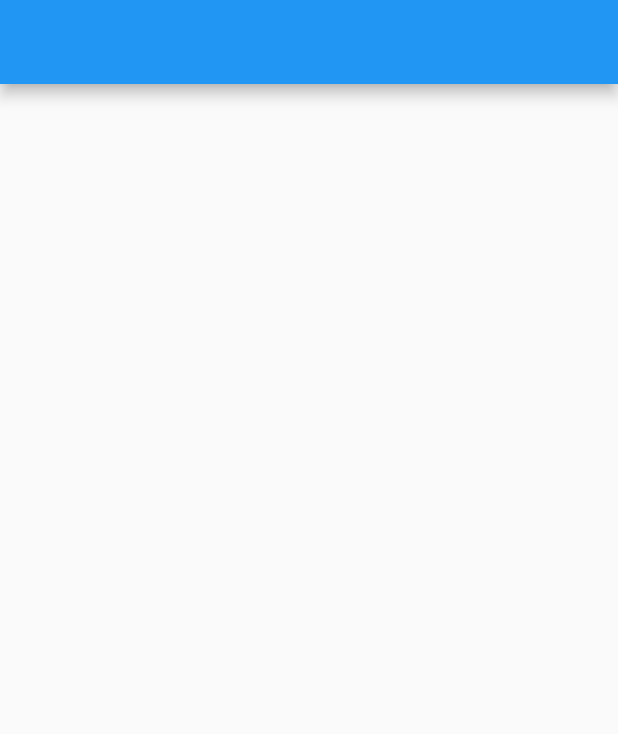
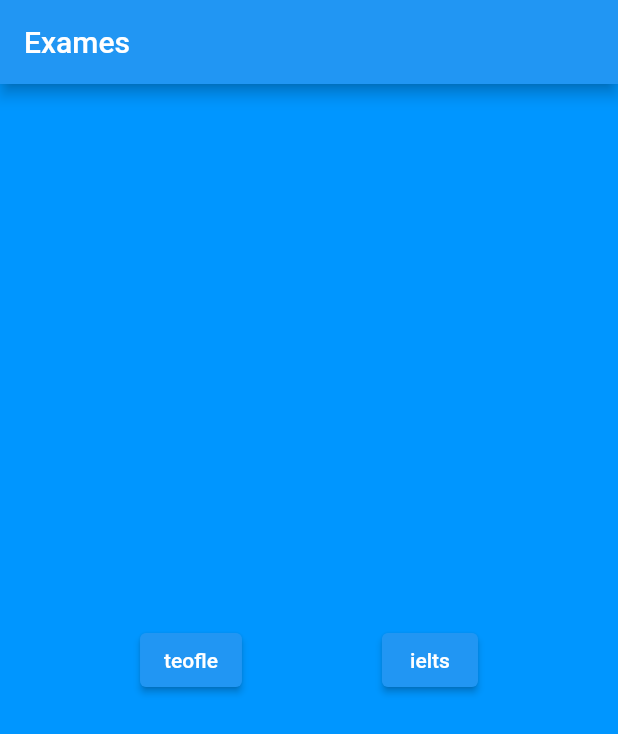
Before and after one commit to amalm9479/exames_app, a Flutter app: the screen it shows after launch, on a phone screen of 412 x 824 dp. Shown: the top 734 px of the screen. Run offline on Flutter 3.47's test engine with Material 2 defaults, Android fonts, the phone set to English and light mode, and no system bars.

Commit message:
create ielts and toefl 2

```diff
--- a/exames_app/lib/main.dart
+++ b/exames_app/lib/main.dart
@@ -1,5 +1,6 @@
 import 'package:flutter/material.dart';
 
+// ignore_for_file: prefer_const_constructors
 void main() {
   runApp(const MyApp());
 }
@@ -11,7 +12,34 @@ class MyApp extends StatelessWidget {
   Widget build(BuildContext context) {
     return MaterialApp(
       home: Scaffold(
-        appBar: AppBar(),
+        appBar: AppBar(
+          title: Text("Exames"),
+        ),
+        body: Container(
+          width: double.infinity,
+          height: double.infinity,
+          decoration: BoxDecoration(
+              image: DecorationImage(
+                  image: AssetImage("images/background.png"),
+                  fit: BoxFit.cover)),
+          child: Row(
+            mainAxisAlignment: MainAxisAlignment.spaceEvenly,
+            children: [
+              ElevatedButton(
+                child: Text("teofle"),
+                onPressed: () {
+                  print("button");
+                },
+              ),
+              ElevatedButton(
+                child: Text("ielts"),
+                onPressed: () {
+                  print("ielts");
+                },
+              )
+            ],
+          ),
+        ),
       ),
     );
   }
--- a/exames_app/pubspec.yaml
+++ b/exames_app/pubspec.yaml
@@ -58,8 +58,8 @@ flutter:
   uses-material-design: true
 
   # To add assets to your application, add an assets section, like this:
-  # assets:
-  #   - images/a_dot_burr.jpeg
+  assets:
+    - images/
   #   - images/a_dot_ham.jpeg
 
   # An image asset can refer to one or more resolution-specific "variants", see
```
Also changed, not shown: exames_app/lib/toefl.dart (+5 -4 lines), exames_app/images/background.png (added).
